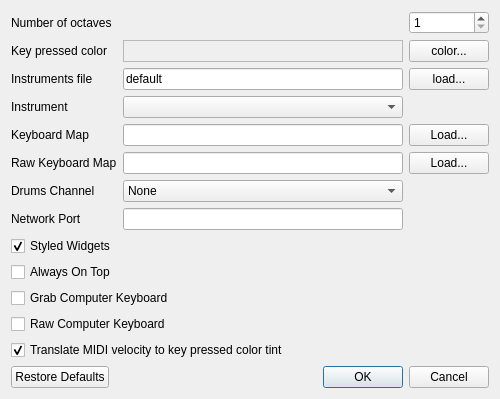
svn2github/vmpk, file trunk/src/preferences.ui: the form before one commit.
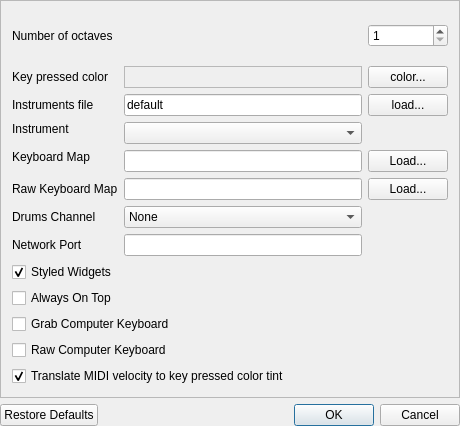
The form after the commit. Icons and pictures are not drawn.

```diff
--- a/trunk/src/preferences.ui
+++ b/trunk/src/preferences.ui
@@ -23,8 +23,8 @@
    <rect>
     <x>0</x>
     <y>0</y>
-    <width>500</width>
-    <height>391</height>
+    <width>460</width>
+    <height>426</height>
    </rect>
   </property>
   <property name="windowTitle">
@@ -34,8 +34,26 @@
    <iconset resource="../data/vmpk.qrc">
     <normaloff>:/vpiano/vmpk_32x32.png</normaloff>:/vpiano/vmpk_32x32.png</iconset>
   </property>
+  <layout class="QGridLayout" name="gridLayout_2">
+   <property name="margin">
+    <number>0</number>
+   </property>
+   <item row="0" column="0">
+    <widget class="QScrollArea" name="scrollArea">
+     <property name="widgetResizable">
+      <bool>true</bool>
+     </property>
+     <widget class="QWidget" name="scrollAreaWidgetContents">
+      <property name="geometry">
+       <rect>
+        <x>0</x>
+        <y>0</y>
+        <width>456</width>
+        <height>389</height>
+       </rect>
+      </property>
   <layout class="QGridLayout" name="gridLayout">
-   <item row="0" column="0" colspan="2">
+       <item row="0" column="0">
     <widget class="QLabel" name="lblNumOctaves">
      <property name="sizePolicy">
       <sizepolicy hsizetype="Minimum" vsizetype="Expanding">
@@ -167,7 +185,7 @@
      </property>
     </widget>
    </item>
-   <item row="3" column="1">
+       <item row="3" column="1" rowspan="2">
     <widget class="QComboBox" name="cboInstrument">
      <property name="sizePolicy">
       <sizepolicy hsizetype="Expanding" vsizetype="Fixed">
@@ -186,7 +204,7 @@
      </property>
     </widget>
    </item>
-   <item row="4" column="0">
+       <item row="4" column="0" rowspan="2">
     <widget class="QLabel" name="lblKmap">
      <property name="text">
       <string>Keyboard Map</string>
@@ -196,17 +214,17 @@
      </property>
     </widget>
    </item>
-   <item row="4" column="1">
+       <item row="5" column="1">
     <widget class="QLineEdit" name="txtFileKmap"/>
    </item>
-   <item row="4" column="2">
+       <item row="5" column="2">
     <widget class="QPushButton" name="btnKmap">
      <property name="text">
       <string>Load...</string>
      </property>
     </widget>
    </item>
-   <item row="5" column="0">
+       <item row="6" column="0">
     <widget class="QLabel" name="lblRawKmap">
      <property name="text">
       <string>Raw Keyboard Map</string>
@@ -216,78 +234,17 @@
      </property>
     </widget>
    </item>
-   <item row="5" column="1">
+       <item row="6" column="1">
     <widget class="QLineEdit" name="txtFileRawKmap"/>
    </item>
-   <item row="5" column="2">
+       <item row="6" column="2">
     <widget class="QPushButton" name="btnRawKmap">
      <property name="text">
       <string>Load...</string>
      </property>
     </widget>
    </item>
-   <item row="8" column="0" colspan="3">
-    <widget class="QCheckBox" name="chkStyledKnobs">
-     <property name="whatsThis">
-      <string>Change the widget (knobs, switches) style, either using the custom look or reverting to the style selected in qtconfig.</string>
-     </property>
-     <property name="text">
-      <string>Styled Widgets</string>
-     </property>
-     <property name="checked">
-      <bool>true</bool>
-     </property>
-    </widget>
-   </item>
-   <item row="9" column="0" colspan="3">
-    <widget class="QCheckBox" name="chkAlwaysOnTop">
-     <property name="whatsThis">
-      <string>Check this box to keep the keyboard window always visible, on top of other windows.</string>
-     </property>
-     <property name="text">
-      <string>Always On Top</string>
-     </property>
-    </widget>
-   </item>
-   <item row="10" column="0" colspan="3">
-    <widget class="QCheckBox" name="chkGrabKb">
-     <property name="whatsThis">
-      <string>&lt;!DOCTYPE HTML PUBLIC &quot;-//W3C//DTD HTML 4.0//EN&quot; &quot;http://www.w3.org/TR/REC-html40/strict.dtd&quot;&gt;
-&lt;html&gt;&lt;head&gt;&lt;meta name=&quot;qrichtext&quot; content=&quot;1&quot; /&gt;&lt;style type=&quot;text/css&quot;&gt;
-p, li { white-space: pre-wrap; }
-&lt;/style&gt;&lt;/head&gt;&lt;body style=&quot; font-family:'Sans Serif'; font-size:10pt; font-weight:400; font-style:normal;&quot;&gt;
-&lt;p style=&quot; margin-top:0px; margin-bottom:0px; margin-left:0px; margin-right:0px; -qt-block-indent:0; text-indent:0px;&quot;&gt;Check this box to grab the PC keyboard, even when the keyboard control has not the focus. &lt;span style=&quot; font-weight:600;&quot;&gt;Note for Linux users:&lt;/span&gt; this option works well in standard KDE desktops, but fails in window managers like metacity and compiz. It is also known that using this option breaks drop down menus on GTK applications.&lt;/p&gt;&lt;/body&gt;&lt;/html&gt;</string>
-     </property>
-     <property name="text">
-      <string>Grab Computer Keyboard</string>
-     </property>
-    </widget>
-   </item>
-   <item row="11" column="0" colspan="3">
-    <widget class="QCheckBox" name="chkRawKeyboard">
-     <property name="whatsThis">
-      <string>&lt;!DOCTYPE HTML PUBLIC &quot;-//W3C//DTD HTML 4.0//EN&quot; &quot;http://www.w3.org/TR/REC-html40/strict.dtd&quot;&gt;
-&lt;html&gt;&lt;head&gt;&lt;meta name=&quot;qrichtext&quot; content=&quot;1&quot; /&gt;&lt;style type=&quot;text/css&quot;&gt;
-p, li { white-space: pre-wrap; }
-&lt;/style&gt;&lt;/head&gt;&lt;body style=&quot; font-family:'Sans Serif'; font-size:10pt; font-weight:400; font-style:normal;&quot;&gt;
-&lt;p style=&quot; margin-top:0px; margin-bottom:0px; margin-left:0px; margin-right:0px; -qt-block-indent:0; text-indent:0px;&quot;&gt;Check this box to use low level PC keyboard events. This system has several advantages:&lt;/p&gt;
-&lt;ul style=&quot;-qt-list-indent: 1;&quot;&gt;&lt;li style=&quot; margin-top:12px; margin-bottom:0px; margin-left:0px; margin-right:0px; -qt-block-indent:0; text-indent:0px;&quot;&gt;It is possible to use &quot;dead keys&quot; (accent marks, diacritics)&lt;/li&gt;
-&lt;li style=&quot; margin-top:0px; margin-bottom:0px; margin-left:0px; margin-right:0px; -qt-block-indent:0; text-indent:0px;&quot;&gt;Mapping definitions are independent of the language (but hardware and OS specific)&lt;/li&gt;
-&lt;li style=&quot; margin-top:0px; margin-bottom:12px; margin-left:0px; margin-right:0px; -qt-block-indent:0; text-indent:0px;&quot;&gt;Faster processing&lt;/li&gt;&lt;/ul&gt;&lt;/body&gt;&lt;/html&gt;</string>
-     </property>
-     <property name="text">
-      <string>Raw Computer Keyboard</string>
-     </property>
-    </widget>
-   </item>
-   <item row="13" column="0" colspan="3">
-    <widget class="QDialogButtonBox" name="buttonBox">
-     <property name="standardButtons">
-      <set>QDialogButtonBox::Cancel|QDialogButtonBox::Ok|QDialogButtonBox::RestoreDefaults</set>
-     </property>
-    </widget>
-   </item>
-   <item row="6" column="0">
+       <item row="7" column="0">
     <widget class="QLabel" name="lblDrumsChannel">
      <property name="text">
       <string>Drums Channel</string>
@@ -297,7 +254,7 @@
      </property>
     </widget>
    </item>
-   <item row="6" column="1">
+       <item row="7" column="1">
     <widget class="QComboBox" name="cboDrumsChannel">
      <item>
       <property name="text">
@@ -381,17 +338,7 @@
      </item>
     </widget>
    </item>
-   <item row="12" column="0" colspan="3">
-    <widget class="QCheckBox" name="chkVelocityColor">
-     <property name="text">
-      <string>Translate MIDI velocity to key pressed color tint</string>
-     </property>
-     <property name="checked">
-      <bool>true</bool>
-     </property>
-    </widget>
-   </item>
-   <item row="7" column="0">
+       <item row="8" column="0">
     <widget class="QLabel" name="lblNetworkPort">
      <property name="text">
       <string>Network Port</string>
@@ -401,10 +348,87 @@
      </property>
     </widget>
    </item>
-   <item row="7" column="1">
+       <item row="8" column="1">
     <widget class="QLineEdit" name="txtNetworkPort"/>
    </item>
-  </layout>
+       <item row="9" column="0">
+        <widget class="QCheckBox" name="chkStyledKnobs">
+         <property name="whatsThis">
+          <string>Change the widget (knobs, switches) style, either using the custom look or reverting to the style selected in qtconfig.</string>
+         </property>
+         <property name="text">
+          <string>Styled Widgets</string>
+         </property>
+         <property name="checked">
+          <bool>true</bool>
+         </property>
+        </widget>
+       </item>
+       <item row="10" column="0">
+        <widget class="QCheckBox" name="chkAlwaysOnTop">
+         <property name="whatsThis">
+          <string>Check this box to keep the keyboard window always visible, on top of other windows.</string>
+         </property>
+         <property name="text">
+          <string>Always On Top</string>
+         </property>
+        </widget>
+       </item>
+       <item row="11" column="0" colspan="2">
+        <widget class="QCheckBox" name="chkGrabKb">
+         <property name="whatsThis">
+          <string>&lt;!DOCTYPE HTML PUBLIC &quot;-//W3C//DTD HTML 4.0//EN&quot; &quot;http://www.w3.org/TR/REC-html40/strict.dtd&quot;&gt;
+&lt;html&gt;&lt;head&gt;&lt;meta name=&quot;qrichtext&quot; content=&quot;1&quot; /&gt;&lt;style type=&quot;text/css&quot;&gt;
+p, li { white-space: pre-wrap; }
+&lt;/style&gt;&lt;/head&gt;&lt;body style=&quot; font-family:'Sans Serif'; font-size:10pt; font-weight:400; font-style:normal;&quot;&gt;
+&lt;p style=&quot; margin-top:0px; margin-bottom:0px; margin-left:0px; margin-right:0px; -qt-block-indent:0; text-indent:0px;&quot;&gt;Check this box to grab the PC keyboard, even when the keyboard control has not the focus. &lt;span style=&quot; font-weight:600;&quot;&gt;Note for Linux users:&lt;/span&gt; this option works well in standard KDE desktops, but fails in window managers like metacity and compiz. It is also known that using this option breaks drop down menus on GTK applications.&lt;/p&gt;&lt;/body&gt;&lt;/html&gt;</string>
+         </property>
+         <property name="text">
+          <string>Grab Computer Keyboard</string>
+         </property>
+        </widget>
+       </item>
+       <item row="12" column="0" colspan="2">
+        <widget class="QCheckBox" name="chkRawKeyboard">
+         <property name="whatsThis">
+          <string>&lt;!DOCTYPE HTML PUBLIC &quot;-//W3C//DTD HTML 4.0//EN&quot; &quot;http://www.w3.org/TR/REC-html40/strict.dtd&quot;&gt;
+&lt;html&gt;&lt;head&gt;&lt;meta name=&quot;qrichtext&quot; content=&quot;1&quot; /&gt;&lt;style type=&quot;text/css&quot;&gt;
+p, li { white-space: pre-wrap; }
+&lt;/style&gt;&lt;/head&gt;&lt;body style=&quot; font-family:'Sans Serif'; font-size:10pt; font-weight:400; font-style:normal;&quot;&gt;
+&lt;p style=&quot; margin-top:0px; margin-bottom:0px; margin-left:0px; margin-right:0px; -qt-block-indent:0; text-indent:0px;&quot;&gt;Check this box to use low level PC keyboard events. This system has several advantages:&lt;/p&gt;
+&lt;ul style=&quot;-qt-list-indent: 1;&quot;&gt;&lt;li style=&quot; margin-top:12px; margin-bottom:0px; margin-left:0px; margin-right:0px; -qt-block-indent:0; text-indent:0px;&quot;&gt;It is possible to use &quot;dead keys&quot; (accent marks, diacritics)&lt;/li&gt;
+&lt;li style=&quot; margin-top:0px; margin-bottom:0px; margin-left:0px; margin-right:0px; -qt-block-indent:0; text-indent:0px;&quot;&gt;Mapping definitions are independent of the language (but hardware and OS specific)&lt;/li&gt;
+&lt;li style=&quot; margin-top:0px; margin-bottom:12px; margin-left:0px; margin-right:0px; -qt-block-indent:0; text-indent:0px;&quot;&gt;Faster processing&lt;/li&gt;&lt;/ul&gt;&lt;/body&gt;&lt;/html&gt;</string>
+         </property>
+         <property name="text">
+          <string>Raw Computer Keyboard</string>
+         </property>
+        </widget>
+       </item>
+       <item row="13" column="0" colspan="2">
+        <widget class="QCheckBox" name="chkVelocityColor">
+         <property name="text">
+          <string>Translate MIDI velocity to key pressed color tint</string>
+         </property>
+         <property name="checked">
+          <bool>true</bool>
+         </property>
+        </widget>
+       </item>
+      </layout>
+     </widget>
+    </widget>
+   </item>
+   <item row="1" column="0">
+    <widget class="QDialogButtonBox" name="buttonBox">
+     <property name="standardButtons">
+      <set>QDialogButtonBox::Cancel|QDialogButtonBox::Ok|QDialogButtonBox::RestoreDefaults</set>
+     </property>
+    </widget>
+   </item>
+  </layout>
+  <zorder>scrollArea</zorder>
+  <zorder>buttonBox</zorder>
  </widget>
  <layoutdefault spacing="6" margin="11"/>
  <tabstops>
```
Lines whose indentation alone changed are shown as unchanged.
